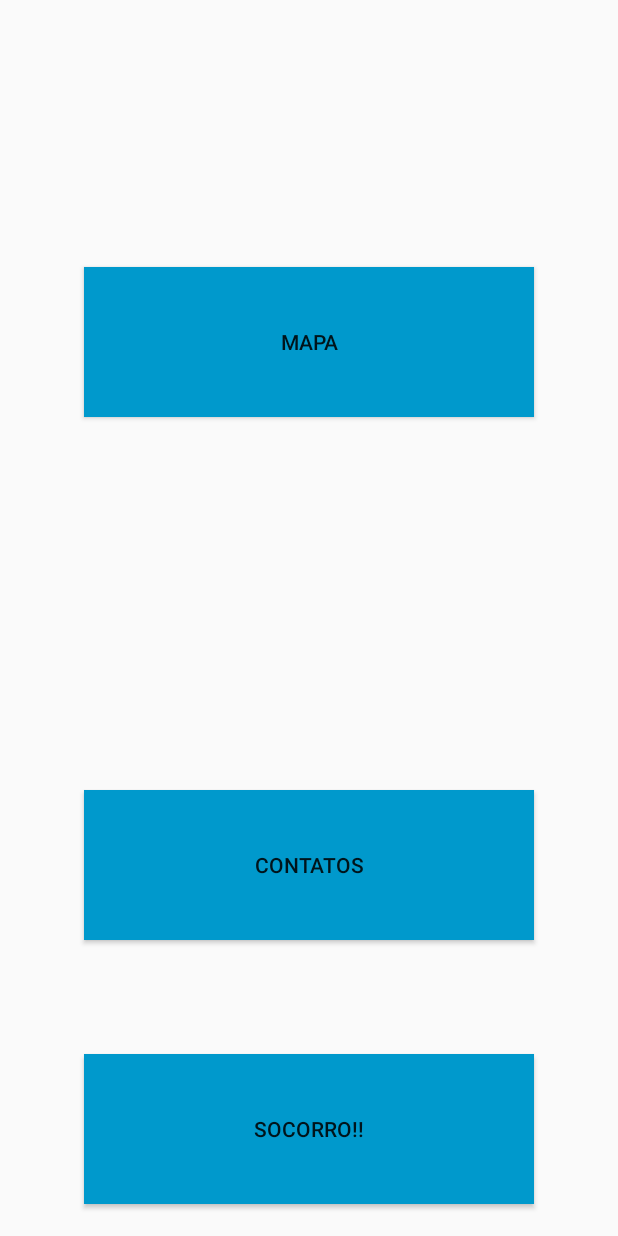
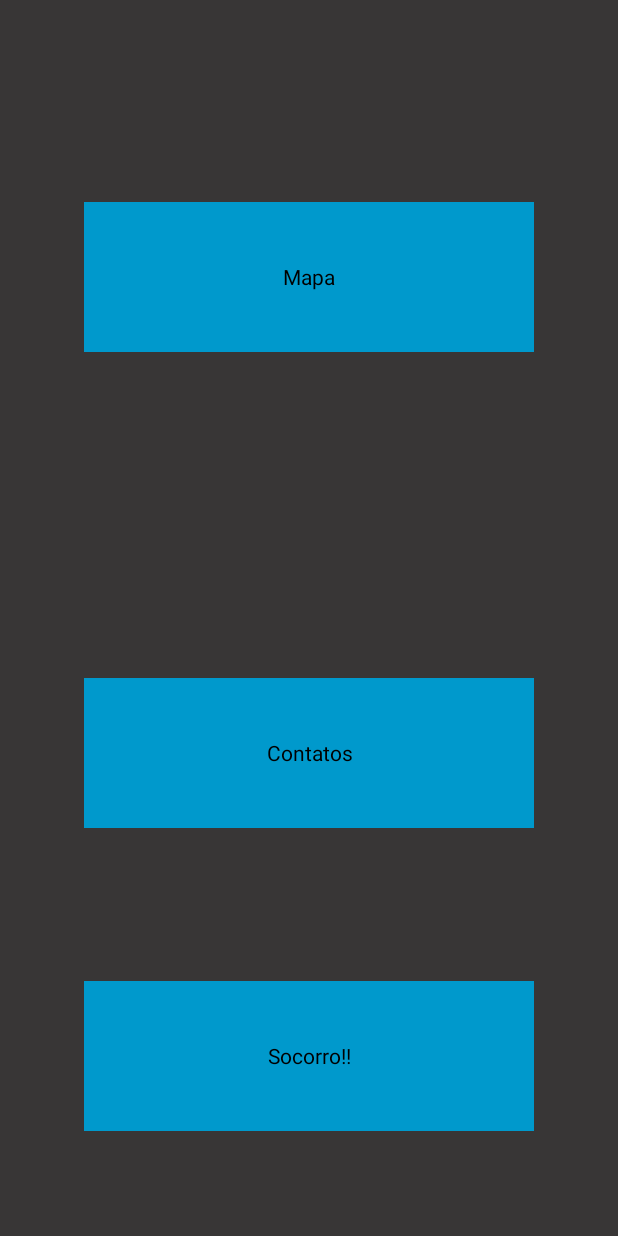
Before and after one commit to MarceloSkank/SafeKeep, an Android app: the layout activity_main.xml on its own in the app's theme, with its tools: preview values and no code run, on a phone screen of 412 x 824 dp. Run offline under Robolectric (Android 15) with nearby library versions, the phone set to English and light mode, and no system bars.

Commit message:
Vamo Registra

```diff
--- a/app/src/main/AndroidManifest.xml
+++ b/app/src/main/AndroidManifest.xml
@@ -16,6 +16,7 @@
                 <category android:name="android.intent.category.LAUNCHER" />
             </intent-filter>
         </activity>
+        <activity android:name=".Contato"></activity>
     </application>
 
 </manifest>
--- a/app/src/main/res/layout/activity_main.xml
+++ b/app/src/main/res/layout/activity_main.xml
@@ -2,6 +2,8 @@
 <android.support.constraint.ConstraintLayout xmlns:android="http://schemas.android.com/apk/res/android"
     xmlns:app="http://schemas.android.com/apk/res-auto"
     xmlns:tools="http://schemas.android.com/tools"
+    android:theme="@android:style/Theme.NoTitleBar"
+    android:background="@color/CorMaisLegal"
     android:layout_width="match_parent"
     android:layout_height="match_parent"
     tools:context="com.example.marcelojanke.myapplication.MainActivity">
@@ -19,14 +21,15 @@
         app:layout_constraintLeft_toLeftOf="parent"
         app:layout_constraintRight_toRightOf="parent"
         app:layout_constraintTop_toTopOf="parent"
-        app:layout_constraintVertical_bias="0.44"
+        app:layout_constraintVertical_bias="0.407"
         tools:ignore="HardcodedText" />
 
     <Button
         android:id="@+id/btnContato"
         android:layout_width="300dp"
         android:layout_height="100dp"
-        android:layout_marginBottom="76dp"
+        android:onClick="SendMessage"
+        android:layout_marginBottom="102dp"
         android:background="@android:color/holo_blue_dark"
         android:text="Contatos"
         app:layout_constraintBottom_toTopOf="@+id/btnFudeu"
@@ -46,7 +49,8 @@
         app:layout_constraintLeft_toLeftOf="parent"
         app:layout_constraintRight_toRightOf="parent"
         app:layout_constraintTop_toBottomOf="@+id/btnMapa"
-        app:layout_constraintVertical_bias="0.969"
+        app:layout_constraintVertical_bias="0.869"
         tools:ignore="HardcodedText" />
 
+
 </android.support.constraint.ConstraintLayout>
--- a/app/src/main/res/values/colors.xml
+++ b/app/src/main/res/values/colors.xml
@@ -3,4 +3,5 @@
     <color name="colorPrimary">#3F51B5</color>
     <color name="colorPrimaryDark">#303F9F</color>
     <color name="colorAccent">#FF4081</color>
+    <color name="CorMaisLegal">#383636</color>
 </resources>
--- a/app/src/main/res/values/strings.xml
+++ b/app/src/main/res/values/strings.xml
@@ -1,3 +1,3 @@
 <resources>
-    <string name="app_name">SafeKeep</string>
+    <string name="app_name" translatable="false">SafeKeep</string>
 </resources>
--- a/settings.gradle
+++ b/settings.gradle
@@ -1 +1 @@
-include ':app'
+include ':app', ':bla'
```
Also changed, not shown: app/src/main/java/com/example/marcelojanke/myapplication/Contato.java (added, +17 -0 lines), app/src/main/java/com/example/marcelojanke/myapplication/MainActivity.java (+15 -0 lines), app/src/main/res/layout/activity_contato.xml (added, +20 -0 lines).
